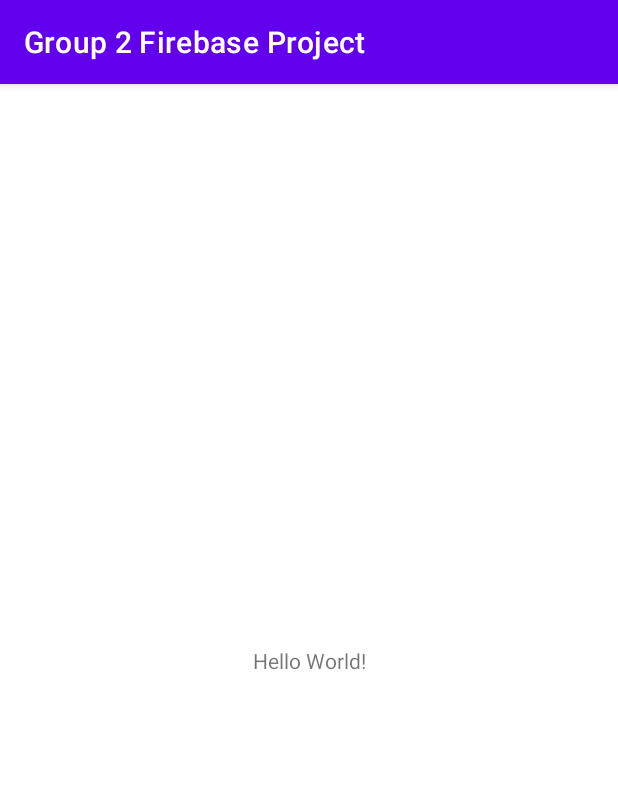
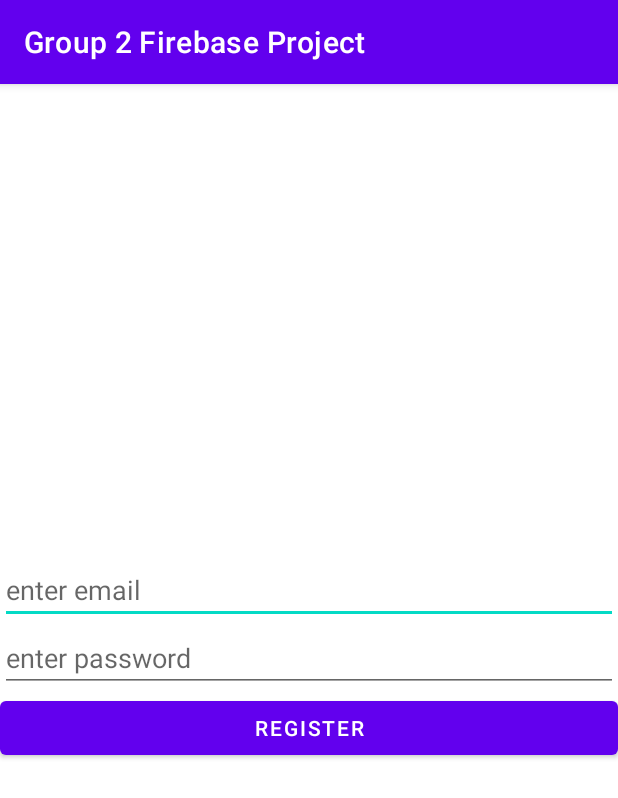
Before and after one commit to sixaruliketi/Group2FirebaseProject, an Android app: the screen it shows after launch (MainActivity), on a phone screen of 412 x 824 dp. Shown: the top 798 px of the screen. Run offline under Robolectric (Android 15) with nearby library versions, the phone set to English and light mode, and no system bars; our stand-ins replace Firebase (no records; nobody signed in at launch, a user with empty details on screens opened directly).

Commit message:
first activity

```diff
--- a/app/build.gradle
+++ b/app/build.gradle
@@ -1,16 +1,17 @@
 plugins {
     id 'com.android.application'
     id 'org.jetbrains.kotlin.android'
+    id 'com.google.gms.google-services'
 }
 
 android {
     namespace 'com.example.group2FirebaseProject'
-    compileSdk 32
+    compileSdk 33
 
     defaultConfig {
         applicationId "com.example.group2FirebaseProject"
         minSdk 21
-        targetSdk 32
+        targetSdk 33
         versionCode 1
         versionName "1.0"
 
@@ -38,6 +39,7 @@ dependencies {
     implementation 'androidx.appcompat:appcompat:1.6.1'
     implementation 'com.google.android.material:material:1.9.0'
     implementation 'androidx.constraintlayout:constraintlayout:2.1.4'
+    implementation 'com.google.firebase:firebase-auth-ktx:22.0.0'
     testImplementation 'junit:junit:4.13.2'
     androidTestImplementation 'androidx.test.ext:junit:1.1.5'
     androidTestImplementation 'androidx.test.espresso:espresso-core:3.5.1'
--- a/app/src/main/java/com/example/group2FirebaseProject/MainActivity.kt
+++ b/app/src/main/java/com/example/group2FirebaseProject/MainActivity.kt
@@ -2,10 +2,49 @@ package com.example.group2FirebaseProject
 
 import androidx.appcompat.app.AppCompatActivity
 import android.os.Bundle
+import android.widget.Button
+import android.widget.EditText
+import android.widget.Toast
+import com.google.firebase.auth.FirebaseAuth
 
 class MainActivity : AppCompatActivity() {
+
+    private lateinit var registerEmailET : EditText
+    private lateinit var registerPasswordET : EditText
+    private lateinit var registerBtn : Button
+
+    private val auth = FirebaseAuth.getInstance()
+
     override fun onCreate(savedInstanceState: Bundle?) {
         super.onCreate(savedInstanceState)
         setContentView(R.layout.activity_main)
+        init()
+        listeners()
     }
+
+    private fun listeners() {
+        registerBtn.setOnClickListener {
+            val email = registerEmailET.text.toString()
+            val password = registerPasswordET.text.toString()
+
+            if (email.isEmpty() || password.isEmpty() ||
+                    !email.contains('@') || password.length < 5)
+                return@setOnClickListener
+
+            auth.createUserWithEmailAndPassword(email, password).addOnCompleteListener{
+                if (it.isSuccessful){
+                    Toast.makeText(this, "success", Toast.LENGTH_SHORT).show()
+                } else {
+                    Toast.makeText(this, it.exception?.message, Toast.LENGTH_SHORT).show()
+                }
+            }
+        }
+    }
+
+    private fun init(){
+        registerEmailET = findViewById(R.id.registerEmailET)
+        registerPasswordET = findViewById(R.id.registerPasswordET)
+        registerBtn = findViewById(R.id.registerBtn)
+    }
+
 }
--- a/app/src/main/res/layout/activity_main.xml
+++ b/app/src/main/res/layout/activity_main.xml
@@ -1,18 +1,31 @@
 <?xml version="1.0" encoding="utf-8"?>
-<androidx.constraintlayout.widget.ConstraintLayout xmlns:android="http://schemas.android.com/apk/res/android"
+<LinearLayout xmlns:android="http://schemas.android.com/apk/res/android"
     xmlns:app="http://schemas.android.com/apk/res-auto"
     xmlns:tools="http://schemas.android.com/tools"
     android:layout_width="match_parent"
     android:layout_height="match_parent"
-    tools:context=".MainActivity">
+    tools:context=".MainActivity"
+    android:orientation="vertical"
+    android:gravity="center">
 
-    <TextView
-        android:layout_width="wrap_content"
+    <EditText
+        android:id="@+id/registerEmailET"
+        android:layout_width="match_parent"
         android:layout_height="wrap_content"
-        android:text="Hello World!"
-        app:layout_constraintBottom_toBottomOf="parent"
-        app:layout_constraintEnd_toEndOf="parent"
-        app:layout_constraintStart_toStartOf="parent"
-        app:layout_constraintTop_toTopOf="parent" />
+        android:inputType="textEmailAddress"
+        android:hint="enter email"/>
 
-</androidx.constraintlayout.widget.ConstraintLayout>
+    <EditText
+        android:id="@+id/registerPasswordET"
+        android:layout_width="match_parent"
+        android:layout_height="wrap_content"
+        android:inputType="numberPassword"
+        android:hint="enter password"/>
+
+    <Button
+        android:id="@+id/registerBtn"
+        android:layout_width="match_parent"
+        android:layout_height="wrap_content"
+        android:text="register" />
+
+</LinearLayout>
--- a/build.gradle
+++ b/build.gradle
@@ -1,4 +1,8 @@
-// Top-level build file where you can add configuration options common to all sub-projects/modules.
+buildscript {
+    dependencies {
+        classpath 'com.google.gms:google-services:4.3.15'
+    }
+}// Top-level build file where you can add configuration options common to all sub-projects/modules.
 plugins {
     id 'com.android.application' version '7.3.1' apply false
     id 'com.android.library' version '7.3.1' apply false
```
Also changed, not shown: 1 other file.
